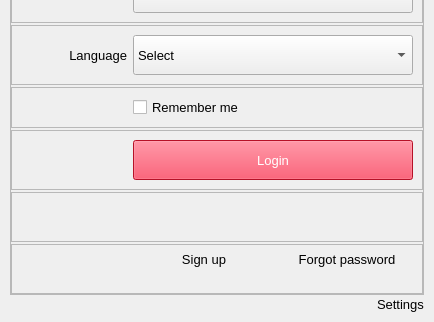
This is src/UI/login/src/LoginWidget.ui in okstar-org/ok-msg-desktop as Qt 5 draws it before an edit; both pictures show x 0 to 434 and y 233 to 555 of the 434 by 555 pixel window. The edited form follows.
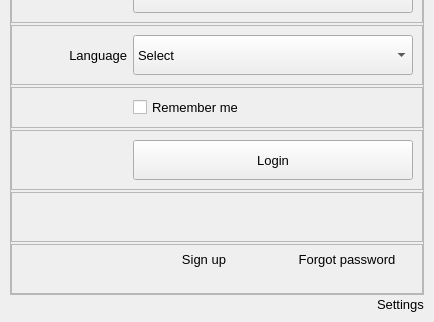
This is the edited form.

Diff of the .ui file:
```diff
--- a/src/UI/login/src/LoginWidget.ui
+++ b/src/UI/login/src/LoginWidget.ui
@@ -526,8 +526,7 @@
             <string/>
            </property>
            <property name="styleSheet">
-            <string notr="true">background-color: rgb(255, 24, 55);
-color: rgb(255, 255, 255);</string>
+            <string notr="true"/>
            </property>
            <property name="text">
             <string>Login</string>
```
Left out of the diff: 12 changed lines with no effect on the pictures.
